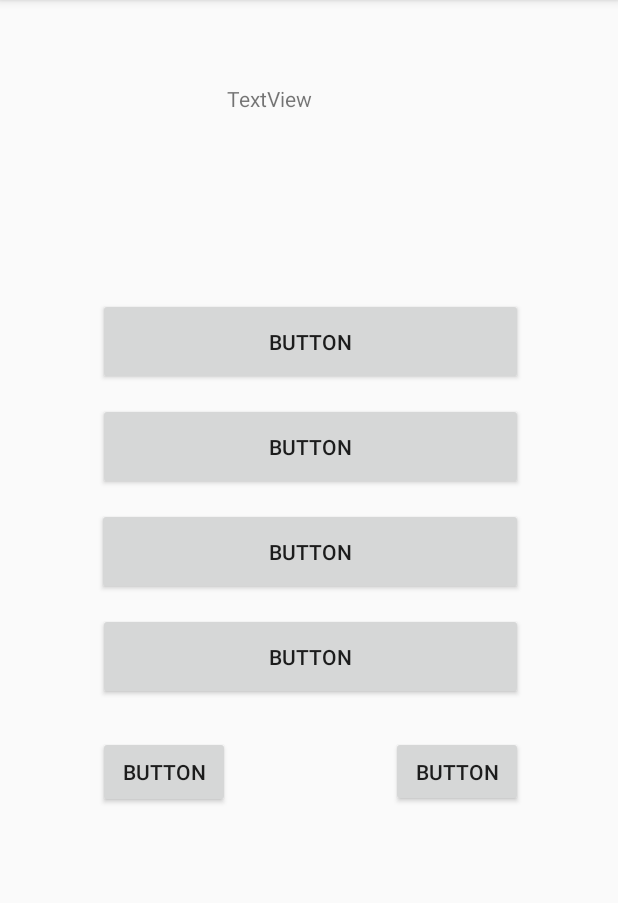
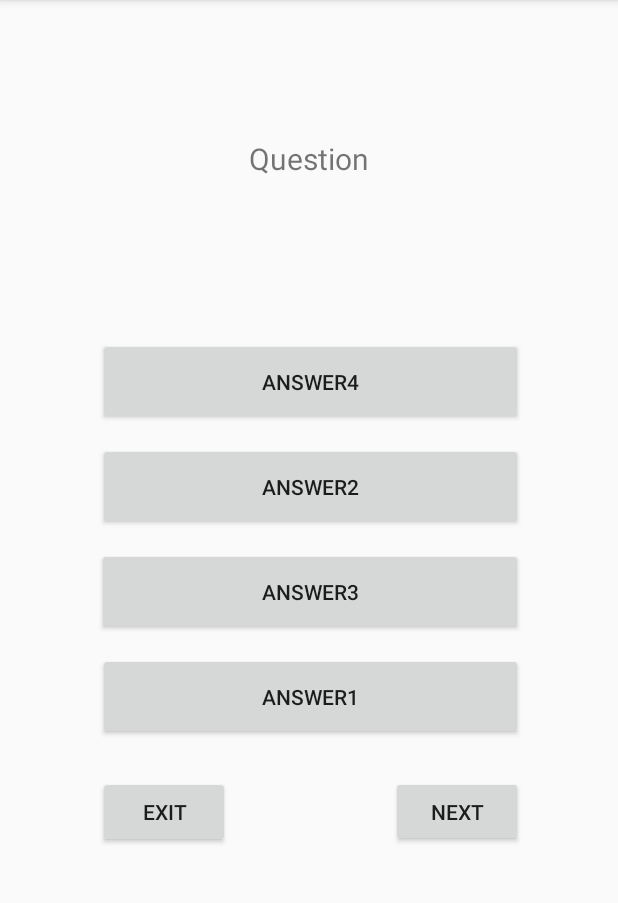
Before and after one commit to Ktronn/QuizApp, an Android app: the screen it shows after launch (MainActivity), on a phone screen of 412 x 824 dp, the part 84-987 px from its top. Run offline under Robolectric (Android 15) with nearby library versions, the phone set to English and light mode, and no system bars.

Commit message:
Strings created for buttons and text field

```diff
--- a/app/src/main/res/layout/activity_main.xml
+++ b/app/src/main/res/layout/activity_main.xml
@@ -11,7 +11,7 @@
         android:layout_width="283dp"
         android:layout_height="58dp"
         android:layout_marginTop="12dp"
-        android:text="Button"
+        android:text="@string/answer_1"
         app:layout_constraintEnd_toEndOf="@+id/button10"
         app:layout_constraintHorizontal_bias="1.0"
         app:layout_constraintStart_toStartOf="@+id/button10"
@@ -22,7 +22,7 @@
         android:layout_width="283dp"
         android:layout_height="58dp"
         android:layout_marginTop="12dp"
-        android:text="Button"
+        android:text="@string/answer_2"
         app:layout_constraintEnd_toEndOf="@+id/button8"
         app:layout_constraintHorizontal_bias="0.0"
         app:layout_constraintStart_toStartOf="@+id/button8"
@@ -33,7 +33,7 @@
         android:layout_width="284dp"
         android:layout_height="58dp"
         android:layout_marginTop="12dp"
-        android:text="Button"
+        android:text="@string/answer_3"
         app:layout_constraintEnd_toEndOf="@+id/button9"
         app:layout_constraintHorizontal_bias="1.0"
         app:layout_constraintStart_toStartOf="@+id/button9"
@@ -43,7 +43,7 @@
         android:id="@+id/button8"
         android:layout_width="283dp"
         android:layout_height="58dp"
-        android:text="Button"
+        android:text="@string/answer_4"
         app:layout_constraintBottom_toBottomOf="parent"
         app:layout_constraintEnd_toEndOf="parent"
         app:layout_constraintHorizontal_bias="0.506"
@@ -53,10 +53,11 @@
 
     <TextView
         android:id="@+id/textView"
-        android:layout_width="109dp"
-        android:layout_height="31dp"
-        android:layout_marginTop="56dp"
-        android:text="TextView"
+        android:layout_width="wrap_content"
+        android:layout_height="wrap_content"
+        android:layout_marginTop="92dp"
+        android:text="@string/curr_question"
+        android:textSize="20sp"
         app:layout_constraintEnd_toEndOf="parent"
         app:layout_constraintStart_toStartOf="parent"
         app:layout_constraintTop_toTopOf="parent" />
@@ -66,7 +67,7 @@
         android:layout_width="wrap_content"
         android:layout_height="wrap_content"
         android:layout_marginTop="24dp"
-        android:text="Button"
+        android:text="@string/exit"
         app:layout_constraintStart_toStartOf="@+id/button"
         app:layout_constraintTop_toBottomOf="@+id/button" />
 
@@ -75,7 +76,7 @@
         android:layout_width="wrap_content"
         android:layout_height="47dp"
         android:layout_marginTop="24dp"
-        android:text="Button"
+        android:text="@string/next"
         app:layout_constraintEnd_toEndOf="@+id/button"
         app:layout_constraintTop_toBottomOf="@+id/button" />
 
--- a/app/src/main/res/values/strings.xml
+++ b/app/src/main/res/values/strings.xml
@@ -1,3 +1,10 @@
 <resources>
     <string name="app_name">QuizApp</string>
+    <string name="answer_1">Answer1</string>
+    <string name="answer_2">Answer2</string>
+    <string name="answer_3">Answer3</string>
+    <string name="answer_4">Answer4</string>
+    <string name="curr_question">Question</string>
+    <string name="exit">Exit</string>
+    <string name="next">Next</string>
 </resources>
```
